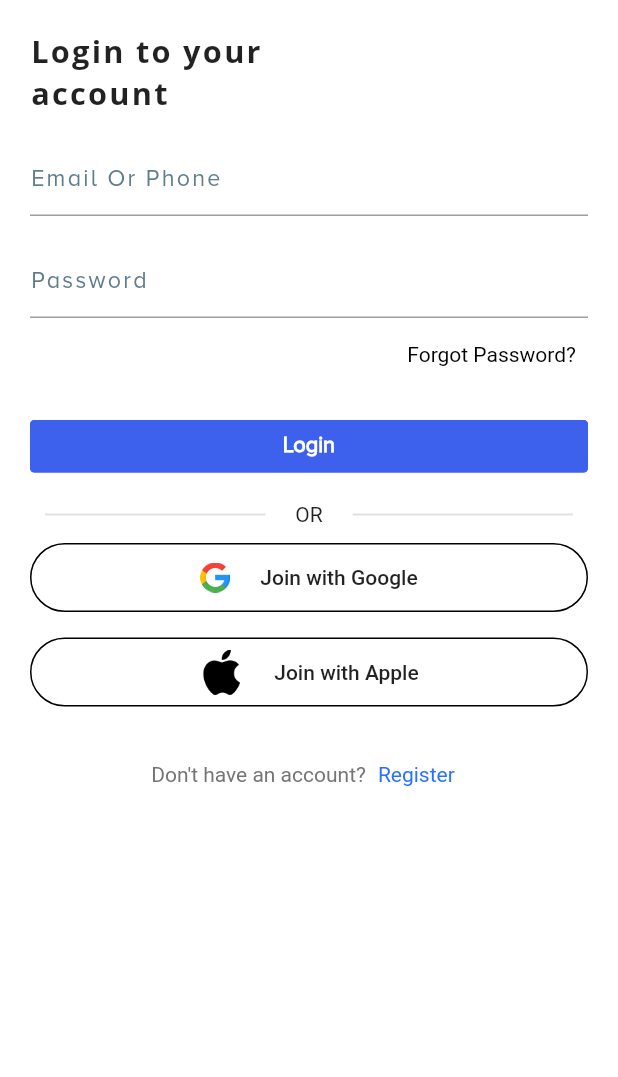
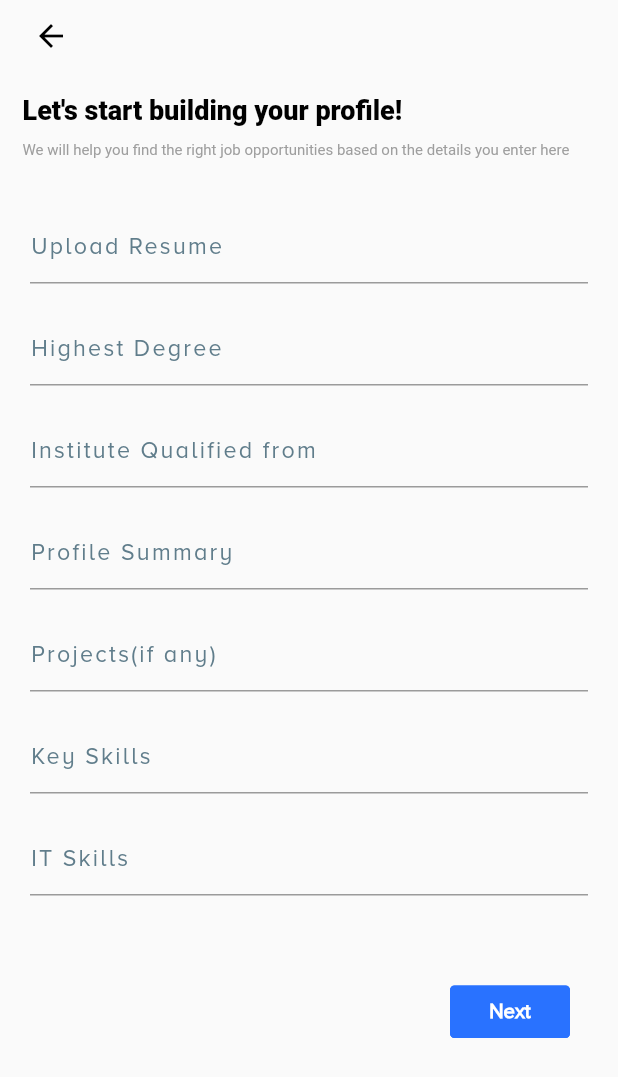
Before and after one commit to zaid-bashir/jobportalapp1, a Flutter app: the LoginPage screen opened directly, after a tap on "Join with Google", on a phone screen of 412 x 824 dp. Shown: the top 1077 px of the screen. Run offline on Flutter 3.47's test engine with Material 2 defaults, Android fonts, the phone set to English and light mode, and no system bars; drawn by our look-alikes of getwidget; our stand-ins replace animate_do, dotted_border, file_picker, font_awesome_flutter, google_fonts, iconsax and 1 more; missing offline and left inert: flutter_verification_code; Roboto replaces fonts that are missing (Pacifo).

Commit message:
feat:created the fresher page for white collar

```diff
--- /dev/null
+++ b/lib/Views/Candidate/fresherBcollar.dart
@@ -0,0 +1,293 @@
+import 'package:flutter/material.dart';
+import 'package:getwidget/components/button/gf_button.dart';
+
+
+class FresherWC extends StatefulWidget {
+
+
+  @override
+  _FresherWCState createState() => _FresherWCState();
+}
+
+class _FresherWCState extends State<FresherWC> {
+  @override
+  Widget build(BuildContext context) {
+    return SafeArea(
+        child: Scaffold(
+        resizeToAvoidBottomInset: false,
+        body: Column(
+        mainAxisAlignment: MainAxisAlignment.start,
+        crossAxisAlignment: CrossAxisAlignment.start,
+        children: [
+        Padding(
+        padding: const EdgeInsets.only(left: 10.0),
+    child: Row(
+    children: [
+    IconButton(onPressed: (){
+    Navigator.of(context).pop();
+    }, icon:Icon(Icons.arrow_back),color: Colors.black,)
+    ],
+    ),
+    ),
+    Row(
+    mainAxisAlignment: MainAxisAlignment.start,
+    children: [
+    Padding(
+    padding: const EdgeInsets.all(15.0),
+    child: Column(
+
+    crossAxisAlignment: CrossAxisAlignment.start,
+    children: [
+    Text(
+    "Let's start building your profile!",
+    style: TextStyle(
+    color: Colors.black,
+    fontSize: 18.0,
+    fontWeight: FontWeight.w900,
+    fontFamily: 'Pacifo'),
+    ),
+    SizedBox(
+    height: 10.0,
+    ),
+    Text(
+    'We will help you find the right job opportunities based on the '
+    'details you enter here ',
+    style: TextStyle(color: Colors.grey, fontSize: 10.0),
+    )
+    ],
+    ),
+    ),
+    ],
+    ),
+    Padding(
+    padding: const EdgeInsets.only(top: 20, left: 20, right: 20),
+    child: Form(
+    child: Column(
+    children: [
+    const TextField(
+    decoration: InputDecoration(
+    contentPadding: EdgeInsets.all(0.0),
+    labelText: 'Upload Resume',
+    labelStyle: TextStyle(
+    color: Colors.blueGrey,
+    fontFamily: "ProximaNova",
+    fontWeight: FontWeight.w500,
+    letterSpacing: 1.5,
+    fontSize: 15.5,
+    ),
+    floatingLabelStyle: TextStyle(
+    color: Color(0xff2972ff),
+    fontFamily: "ProximaNova",
+    fontWeight: FontWeight.bold,
+    // letterSpacing: 1.5,
+    fontSize: 17.5,
+    ),
+    focusedBorder: UnderlineInputBorder(
+    borderSide: BorderSide(
+    color: Color(0xff2972ff),
+    ),
+    ),
+    ),
+    ),
+      const SizedBox(
+        height: 20,
+      ),
+      const TextField(
+        decoration: InputDecoration(
+          contentPadding: EdgeInsets.all(0.0),
+          labelText: 'Highest Degree',
+          labelStyle: TextStyle(
+            color: Colors.blueGrey,
+            fontFamily: "ProximaNova",
+            fontWeight: FontWeight.w500,
+            letterSpacing: 1.5,
+            fontSize: 15.5,
+          ),
+          floatingLabelStyle: TextStyle(
+            color: Color(0xff2972ff),
+            fontFamily: "ProximaNova",
+            fontWeight: FontWeight.bold,
+            // letterSpacing: 1.5,
+            fontSize: 17.5,
+          ),
+          focusedBorder: UnderlineInputBorder(
+            borderSide: BorderSide(
+              color: Color(0xff2972ff),
+            ),
+          ),
+        ),
+      ),
+      const SizedBox(
+        height: 20,
+      ),
+      const TextField(
+        decoration: InputDecoration(
+          contentPadding: EdgeInsets.all(0.0),
+          labelText: 'Institute Qualified from',
+          labelStyle: TextStyle(
+            color: Colors.blueGrey,
+            fontFamily: "ProximaNova",
+            fontWeight: FontWeight.w500,
+            letterSpacing: 1.5,
+            fontSize: 15.5,
+          ),
+          floatingLabelStyle: TextStyle(
+            color: Color(0xff2972ff),
+            fontFamily: "ProximaNova",
+            fontWeight: FontWeight.bold,
+            // letterSpacing: 1.5,
+            fontSize: 17.5,
+          ),
+          focusedBorder: UnderlineInputBorder(
+            borderSide: BorderSide(
+              color: Color(0xff2972ff),
+            ),
+          ),
+        ),
+      ),
+      const SizedBox(
+        height: 20,
+      ),
+      const TextField(
+        decoration: InputDecoration(
+          contentPadding: EdgeInsets.all(0.0),
+          labelText: 'Profile Summary',
+          labelStyle: TextStyle(
+            color: Colors.blueGrey,
+            fontFamily: "ProximaNova",
+            fontWeight: FontWeight.w500,
+            letterSpacing: 1.5,
+            fontSize: 15.5,
+          ),
+          floatingLabelStyle: TextStyle(
+            color: Color(0xff2972ff),
+            fontFamily: "ProximaNova",
+            fontWeight: FontWeight.bold,
+            // letterSpacing: 1.5,
+            fontSize: 17.5,
+          ),
+          focusedBorder: UnderlineInputBorder(
+            borderSide: BorderSide(
+              color: Color(0xff2972ff),
+            ),
+          ),
+        ),
+      ),
+      const SizedBox(
+        height: 20,
+      ),
+      const TextField(
+        decoration: InputDecoration(
+          contentPadding: EdgeInsets.all(0.0),
+          labelText: 'Projects(if any)',
+          labelStyle: TextStyle(
+            color: Colors.blueGrey,
+            fontFamily: "ProximaNova",
+            fontWeight: FontWeight.w500,
+            letterSpacing: 1.5,
+            fontSize: 15.5,
+          ),
+          floatingLabelStyle: TextStyle(
+            color: Color(0xff2972ff),
+            fontFamily: "ProximaNova",
+            fontWeight: FontWeight.bold,
+            // letterSpacing: 1.5,
+            fontSize: 17.5,
+          ),
+          focusedBorder: UnderlineInputBorder(
+            borderSide: BorderSide(
+              color: Color(0xff2972ff),
+            ),
+          ),
+        ),
+      ),
+      const SizedBox(
+        height: 20,
+      ),
+      const TextField(
+        decoration: InputDecoration(
+          contentPadding: EdgeInsets.all(0.0),
+          labelText: 'Key Skills',
+          labelStyle: TextStyle(
+            color: Colors.blueGrey,
+            fontFamily: "ProximaNova",
+            fontWeight: FontWeight.w500,
+            letterSpacing: 1.5,
+            fontSize: 15.5,
+          ),
+          floatingLabelStyle: TextStyle(
+            color: Color(0xff2972ff),
+            fontFamily: "ProximaNova",
+            fontWeight: FontWeight.bold,
+            // letterSpacing: 1.5,
+            fontSize: 17.5,
+          ),
+          focusedBorder: UnderlineInputBorder(
+            borderSide: BorderSide(
+              color: Color(0xff2972ff),
+            ),
+          ),
+        ),
+      ),
+      const SizedBox(
+        height: 20,
+      ),
+      const TextField(
+        decoration: InputDecoration(
+          contentPadding: EdgeInsets.all(0.0),
+          labelText: 'IT Skills',
+          labelStyle: TextStyle(
+            color: Colors.blueGrey,
+            fontFamily: "ProximaNova",
+            fontWeight: FontWeight.w500,
+            letterSpacing: 1.5,
+            fontSize: 15.5,
+          ),
+          floatingLabelStyle: TextStyle(
+            color: Color(0xff2972ff),
+            fontFamily: "ProximaNova",
+            fontWeight: FontWeight.bold,
+            // letterSpacing: 1.5,
+            fontSize: 17.5,
+          ),
+          focusedBorder: UnderlineInputBorder(
+            borderSide: BorderSide(
+              color: Color(0xff2972ff),
+            ),
+          ),
+        ),
+      ),
+      const SizedBox(
+        height: 60.0,
+      ),
+      Padding(
+        padding: const EdgeInsets.only(right: 12.0),
+        child: Row(
+          mainAxisAlignment: MainAxisAlignment.end,
+          crossAxisAlignment: CrossAxisAlignment.end,
+          children: [
+            GFButton(
+                color: const Color(0xff2972ff),
+                onPressed: () {
+
+                }, child: const Text("Next",style:TextStyle(
+              fontFamily: "ProximaNova",
+              fontWeight: FontWeight.bold,
+              // letterSpacing: 1.5,
+              fontSize: 13.5,
+            ),))
+          ],
+        ),
+      ),
+
+      ]
+    )
+
+    )
+    )
+        ]
+    )
+    )
+    );
+  }
+}
--- a/lib/Views/SignIn/signin.dart
+++ b/lib/Views/SignIn/signin.dart
@@ -1,6 +1,7 @@
 import 'package:flutter/material.dart';
 import 'package:getwidget/components/button/gf_button.dart';
 import 'package:job_portal/Views/Candidate/bottomnavbar.dart';
+import 'package:job_portal/Views/Candidate/fresherBcollar.dart';
 import 'package:job_portal/Views/SignIn/register.dart';
 
 
@@ -267,7 +268,7 @@ class _LoginPageState extends State<LoginPage> {
                       side: const BorderSide(color: Colors.black),
                     ),
                     onPressed: () {
-                      // Navigator.push(context, MaterialPageRoute(builder: (context) => Recruiter()));
+                      Navigator.push(context, MaterialPageRoute(builder: (context) => FresherWC()));
                     },
                     child: Container(
                       padding: const EdgeInsets.symmetric(vertical: 8),
```
